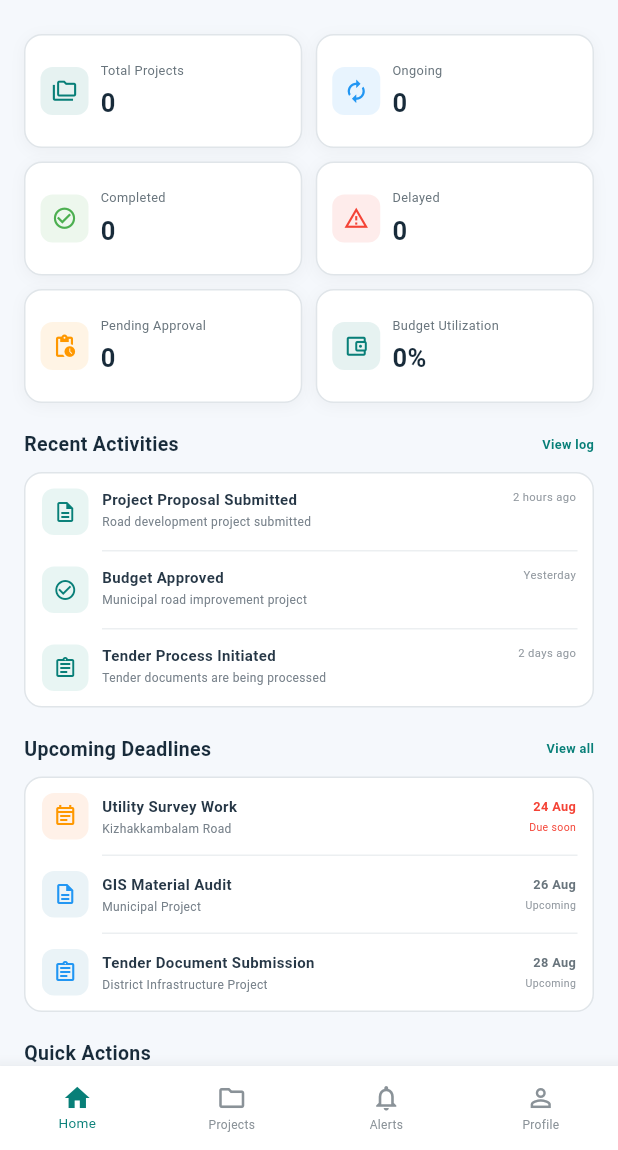
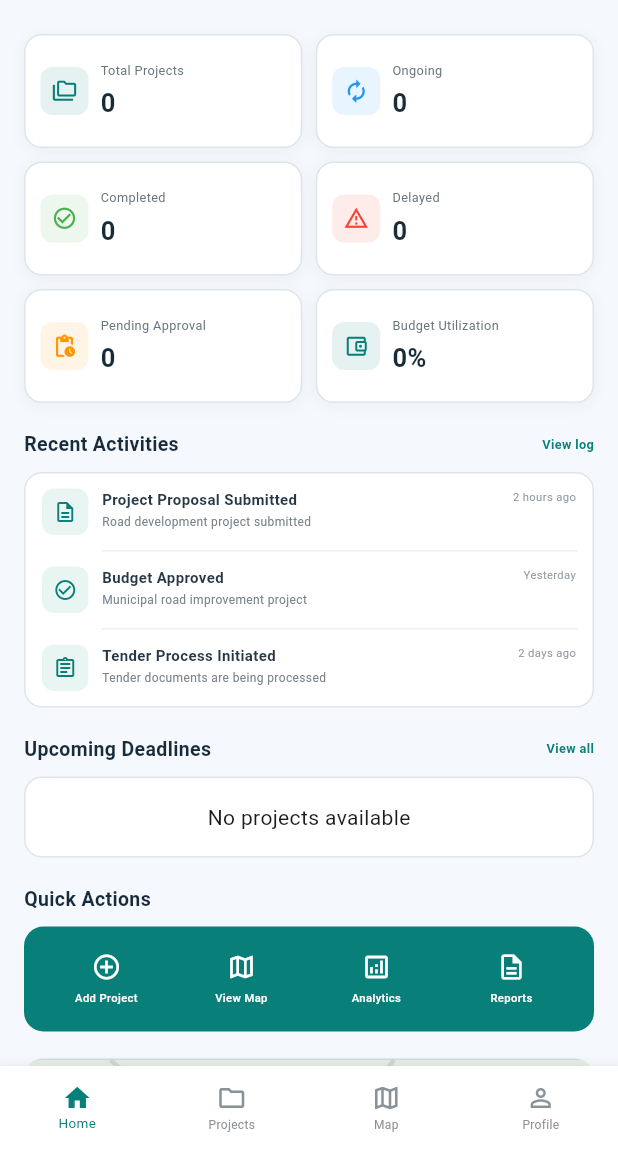
Before and after one commit to DevatheerthaKS/ekikrit, a Flutter app: the DashboardScreen screen opened directly, on a phone screen of 412 x 824 dp, the part 86-1236 px from its top. Run offline on Flutter 3.47's test engine with Material 3 defaults, Android fonts, the light colour scheme and no system bars; our stand-ins replace cloud_firestore, firebase_auth, firebase_core, flutter_map, geolocator, image_picker and 1 more; accounts and stored records are empty.

Commit message:
third commit

```diff
--- a/lib/screens/dashboard_screen.dart
+++ b/lib/screens/dashboard_screen.dart
@@ -2,6 +2,8 @@ import 'package:flutter/material.dart';
 import 'projects_screen.dart';
 import 'create_project_screen.dart';
 import 'package:cloud_firestore/cloud_firestore.dart';
+import 'map_screen.dart';
+import 'profile_screen.dart';
 
 class DashboardScreen extends StatefulWidget {
   const DashboardScreen({super.key});
@@ -31,16 +33,7 @@ class _DashboardScreenState extends State<DashboardScreen> {
               "Projects",
               "Your projects will appear here.",
             ),
-            _buildPlaceholderPage(
-              Icons.notifications_none,
-              "Notifications",
-              "No new notifications.",
-            ),
-            _buildPlaceholderPage(
-              Icons.person_outline,
-              "Profile",
-              "Your profile information.",
-            ),
+
           ],
         ),
       ),
@@ -643,49 +636,74 @@ Widget _buildStatistics() {
   // ============================================================
 
   Widget _buildUpcomingDeadlines() {
+  return StreamBuilder<QuerySnapshot>(
+    stream: FirebaseFirestore.instance
+        .collection("projects")
+        .snapshots(),
+    builder: (context, snapshot) {
+      if (snapshot.connectionState == ConnectionState.waiting) {
+        return const Center(
+          child: Padding(
+            padding: EdgeInsets.all(20),
+            child: CircularProgressIndicator(),
+          ),
+        );
+      }
+
+      if (snapshot.hasError) {
+        return const Center(
+          child: Text("Unable to load projects"),
+        );
+      }
+
+      final projects = snapshot.data?.docs ?? [];
+
+      if (projects.isEmpty) {
         return Container(
+          padding: const EdgeInsets.all(16),
           decoration: BoxDecoration(
             color: Colors.white,
-
             borderRadius: BorderRadius.circular(12),
-
             border: Border.all(
               color: const Color(0xFFE0E5E9),
             ),
           ),
+          child: const Center(
+            child: Text("No projects available"),
+          ),
+        );
+      }
 
+      return Container(
+        decoration: BoxDecoration(
+          color: Colors.white,
+          borderRadius: BorderRadius.circular(12),
+          border: Border.all(
+            color: const Color(0xFFE0E5E9),
+          ),
+        ),
         child: Column(
+          children: List.generate(projects.length, (index) {
+            final data =
+                projects[index].data() as Map<String, dynamic>;
+
+            return Column(
               children: [
-
                 _buildDeadlineItem(
-            icon: Icons.event_note_outlined,
-            title: "Utility Survey Work",
-            subtitle: "Kizhakkambalam Road",
-            date: "24 Aug",
-            urgent: true,
+                  icon: Icons.construction_outlined,
+                  title: data["title"] ?? "Untitled Project",
+                  subtitle:
+                      data["department"] ?? "No Department",
                 ),
 
+                if (index != projects.length - 1)
                   _buildDivider(),
-
-          _buildDeadlineItem(
-            icon: Icons.description_outlined,
-            title: "GIS Material Audit",
-            subtitle: "Municipal Project",
-            date: "26 Aug",
-            urgent: false,
+              ],
+            );
+          }),
         ),
-
-          _buildDivider(),
-
-          _buildDeadlineItem(
-            icon: Icons.assignment_outlined,
-            title: "Tender Document Submission",
-            subtitle: "District Infrastructure Project",
-            date: "28 Aug",
-            urgent: false,
-          ),
-        ],
-      ),
+      );
+    },
   );
 }
 
@@ -693,37 +711,24 @@ Widget _buildStatistics() {
   required IconData icon,
   required String title,
   required String subtitle,
-    required String date,
-    required bool urgent,
 }) {
   return Padding(
     padding: const EdgeInsets.symmetric(
       horizontal: 11,
       vertical: 10,
     ),
-
     child: Row(
       children: [
-
         Container(
           width: 31,
           height: 31,
-
           decoration: BoxDecoration(
-              color: urgent
-                  ? const Color(0xFFFFF1E8)
-                  : const Color(0xFFEAF3F7),
-
+            color: const Color(0xFFEAF3F7),
             borderRadius: BorderRadius.circular(8),
           ),
-
           child: Icon(
             icon,
-
-              color: urgent
-                  ? Colors.orange
-                  : Colors.blue,
-
+            color: primaryColor,
             size: 16,
           ),
         ),
@@ -732,14 +737,10 @@ Widget _buildStatistics() {
 
         Expanded(
           child: Column(
-              crossAxisAlignment:
-                  CrossAxisAlignment.start,
-
+            crossAxisAlignment: CrossAxisAlignment.start,
             children: [
-
               Text(
                 title,
-
                 style: const TextStyle(
                   fontSize: 10,
                   fontWeight: FontWeight.w600,
@@ -751,7 +752,6 @@ Widget _buildStatistics() {
 
               Text(
                 subtitle,
-
                 style: const TextStyle(
                   fontSize: 8,
                   color: Color(0xFF77818A),
@@ -759,40 +759,6 @@ Widget _buildStatistics() {
               ),
             ],
           ),
-          ),
-
-          Column(
-            crossAxisAlignment:
-                CrossAxisAlignment.end,
-
-            children: [
-
-              Text(
-                date,
-
-                style: TextStyle(
-                  fontSize: 8.5,
-                  fontWeight: FontWeight.w600,
-                  color: urgent
-                      ? Colors.red
-                      : const Color(0xFF68747C),
-                ),
-              ),
-
-              const SizedBox(height: 3),
-
-              Text(
-                urgent ? "Due soon" : "Upcoming",
-
-                style: TextStyle(
-                  fontSize: 7,
-
-                  color: urgent
-                      ? Colors.red
-                      : const Color(0xFF9299A0),
-                ),
-              ),
-            ],
         ),
       ],
     ),
@@ -806,24 +772,21 @@ Widget _buildStatistics() {
   Widget _buildQuickActions() {
   return Container(
     padding: const EdgeInsets.all(10),
-
     decoration: BoxDecoration(
       color: primaryColor,
-
       borderRadius: BorderRadius.circular(13),
     ),
-
     child: Row(
       children: [
 
+        // Add Project
         Expanded(
           child: InkWell(
             onTap: () {
               Navigator.push(
                 context,
                 MaterialPageRoute(
-          builder: (_) =>
-              const CreateProjectScreen(),
+                  builder: (_) => const CreateProjectScreen(),
                 ),
               );
             },
@@ -834,24 +797,47 @@ Widget _buildStatistics() {
           ),
         ),
 
+        // View Map
         Expanded(
+          child: InkWell(
+            onTap: () {
+              Navigator.push(
+                context,
+                MaterialPageRoute(
+                  builder: (_) => const MapScreen(),
+                ),
+              );
+            },
             child: _buildQuickAction(
               Icons.map_outlined,
               "View Map",
             ),
           ),
+        ),
 
+        // Analytics
         Expanded(
+          child: InkWell(
+            onTap: () {
+              // TODO: Analytics Screen
+            },
             child: _buildQuickAction(
               Icons.analytics_outlined,
               "Analytics",
             ),
           ),
+        ),
 
+        // Reports
         Expanded(
+          child: InkWell(
+            onTap: () {
+              // TODO: Reports Screen
+            },
             child: _buildQuickAction(
               Icons.description_outlined,
               "Reports",
+            ),
           ),
         ),
       ],
@@ -1084,44 +1070,7 @@ Widget _buildStatistics() {
 
           const SizedBox(width: 10),
 
-          const Expanded(
-            child: Column(
-              crossAxisAlignment:
-                  CrossAxisAlignment.start,
 
-              children: [
-
-                Text(
-                  "Road Governance",
-                  style: TextStyle(
-                    fontSize: 10,
-                    fontWeight: FontWeight.w600,
-                    color: Color(0xFF263746),
-                  ),
-                ),
-
-                SizedBox(height: 4),
-
-                Text(
-                  "Panchayath infrastructure project",
-                  style: TextStyle(
-                    fontSize: 7.5,
-                    color: Color(0xFF77818A),
-                  ),
-                ),
-
-                SizedBox(height: 6),
-
-                Text(
-                  "Fort Kochi • 72% completed",
-                  style: TextStyle(
-                    fontSize: 7.5,
-                    color: Color(0xFF68747C),
-                  ),
-                ),
-              ],
-            ),
-          ),
 
           const Icon(
             Icons.chevron_right,
@@ -1147,6 +1096,21 @@ Widget _buildStatistics() {
       context,
       MaterialPageRoute(
         builder: (_) => const ProjectsScreen(),
+      ),
+    );
+  } else if (index == 2) {
+    Navigator.push(
+      context,
+      MaterialPageRoute(
+        builder: (_) => const MapScreen(),
+      ),
+    );
+  }
+  else if (index == 3) {
+  Navigator.pushReplacement(
+    context,
+    MaterialPageRoute(
+      builder: (_) => const ProfileScreen(),
     ),
   );
 } else {
@@ -1198,14 +1162,14 @@ Widget _buildStatistics() {
 
         BottomNavigationBarItem(
   icon: Icon(
-            Icons.notifications_none,
+    Icons.map_outlined,
     size: 20,
   ),
   activeIcon: Icon(
-            Icons.notifications,
+    Icons.map,
     size: 20,
   ),
-          label: "Alerts",
+  label: "Map",
 ),
 
         BottomNavigationBarItem(
--- a/pubspec.yaml
+++ b/pubspec.yaml
@@ -17,6 +17,7 @@ dependencies:
   flutter_map: ^8.2.1
   latlong2: ^0.9.1
   geolocator: ^14.0.2
+  image_picker: ^1.1.2
 
 dev_dependencies:
   flutter_test:
```
Also changed, not shown: lib/screens/map_screen.dart (+8 -4 lines), lib/screens/profile_screen.dart (added, +398 -0 lines), lib/screens/projects_screen.dart (+8 -12 lines), pubspec.lock, 5 other files. Lines whose indentation alone changed are shown as unchanged.
